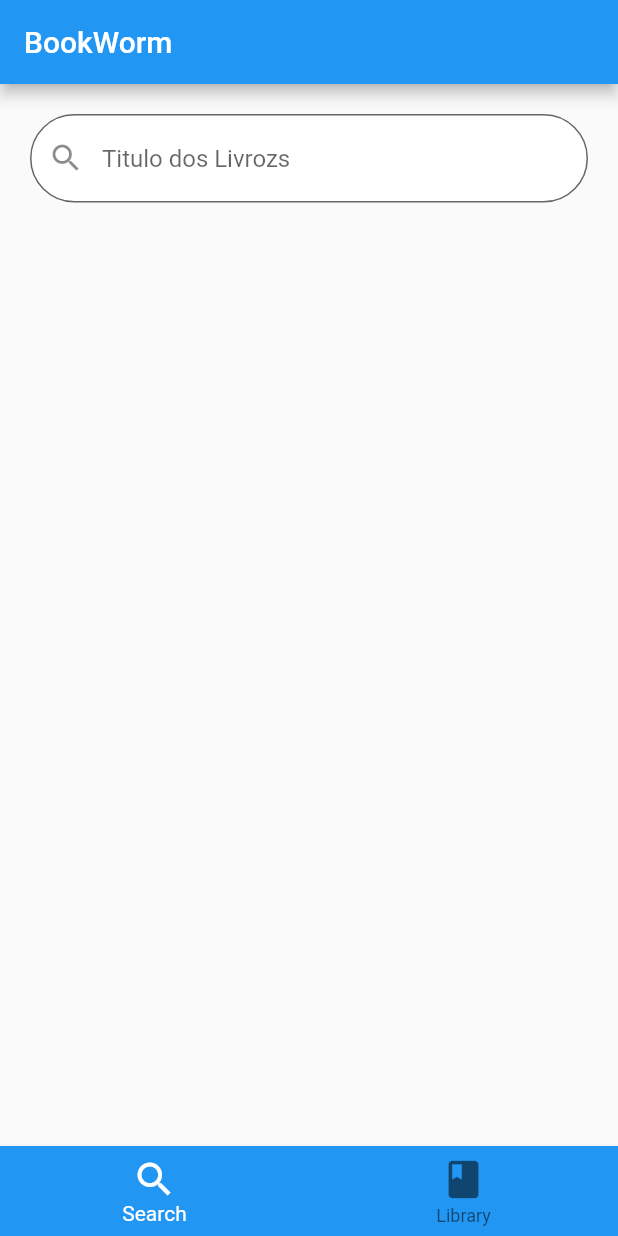
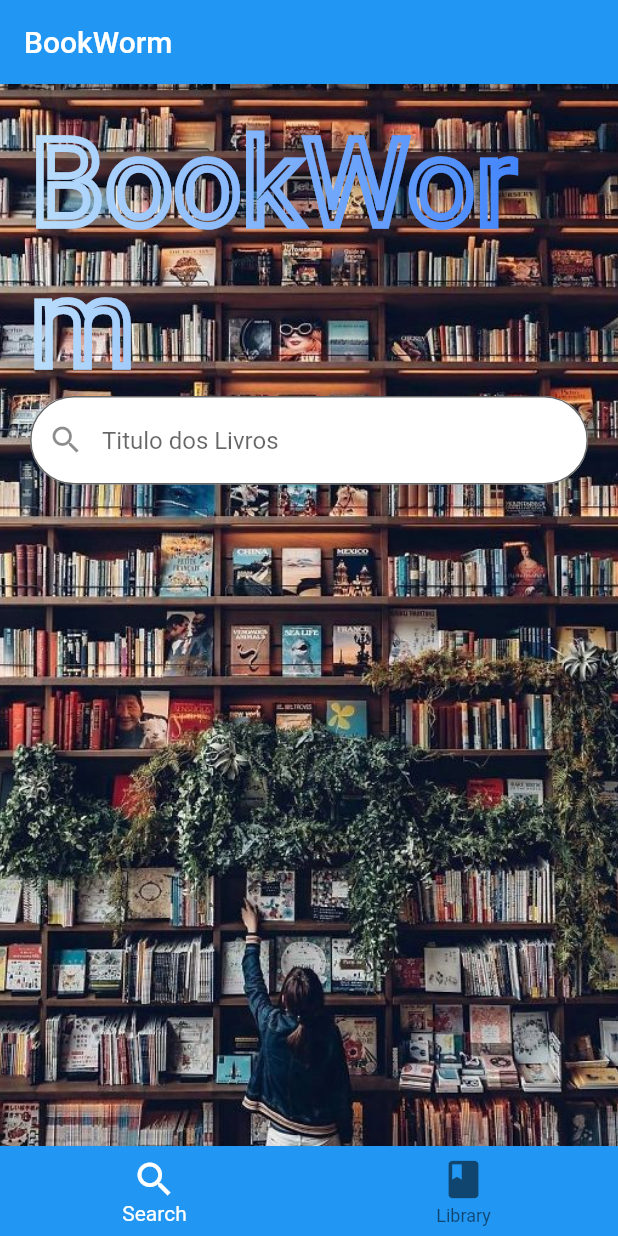
Before and after one commit to MichellDS/BookWorm, a Flutter app: the screen it shows after launch, on a phone screen of 412 x 824 dp. Run offline on Flutter 3.47's test engine with Material 2 defaults, Android fonts, the phone set to English and light mode, and no system bars; drawn by our look-alikes of simple_gradient_text; missing offline and left inert: google_books_api.

Commit message:
Criando o card de exibisão do livro

```diff
--- a/lib/pages/search_page.dart
+++ b/lib/pages/search_page.dart
@@ -1,6 +1,7 @@
-import 'package:bookworm/models/books.dart';
+import 'package:bookworm/models/bookWidget.dart';
 import 'package:flutter/material.dart';
 import 'package:google_books_api/google_books_api.dart';
+import 'package:simple_gradient_text/simple_gradient_text.dart';
 
 class SearchPage extends StatefulWidget {
   const SearchPage({super.key});
@@ -18,12 +19,12 @@ class _SearchPageState extends State<SearchPage> {
     // ignore: avoid_print
     print(_controller.text);
 
-    books = await GoogleBooksApi().searchBooks(
+    books = (await const GoogleBooksApi().searchBooks(
       _controller.text,
-      maxResults: 10,
+      maxResults: 1,
       printType: PrintType.books,
       orderBy: OrderBy.relevance,
-    );
+    ));
 
     setState(() {
       books = books;
@@ -36,14 +37,31 @@ class _SearchPageState extends State<SearchPage> {
   Widget build(BuildContext context) {
     return Scaffold(
       body: Container(
+        decoration: const BoxDecoration(
+          image: DecorationImage(
+            image: AssetImage('assets/bookshelf.png'),
+            fit: BoxFit.fitHeight,
+            repeat: ImageRepeat.repeat,
+          ),
+        ),
         padding: const EdgeInsets.all(20),
         alignment: Alignment.center,
         child: Column(
           children: [
-            // Container(
-            //   height: 400,
-            //   color: Colors.black,
-            // ),
+            GradientText(
+              'BookWorm',
+              style: TextStyle(
+                fontSize: 80,
+                foreground: Paint()
+                  ..style = PaintingStyle.stroke
+                  ..strokeWidth = 5
+                  ..color = Colors.blue[100]!,
+              ),
+              colors: const [
+                Colors.white,
+                Colors.blueAccent,
+              ],
+            ),
             Container(
               alignment: Alignment.center,
               width: 600,
@@ -53,7 +71,7 @@ class _SearchPageState extends State<SearchPage> {
                   filled: true,
                   fillColor: Colors.white,
                   prefixIcon: const Icon(Icons.search),
-                  hintText: 'Titulo dos Livrozs',
+                  hintText: 'Titulo dos Livros',
                   border: OutlineInputBorder(
                       borderRadius: BorderRadius.circular(50),
                       borderSide: const BorderSide(color: Colors.black)),
@@ -63,10 +81,16 @@ class _SearchPageState extends State<SearchPage> {
             ),
             Expanded(
               child: ListView.builder(
-                  itemCount: books.length,
-                  itemBuilder: (context, index) {
-                    return Column();
-                  }),
+                itemCount: books.length,
+                itemBuilder: (context, index) {
+                  return const BookWidget(
+                    title: '23',
+                    subtitle: 'subtible',
+                    cape:
+                        'http://books.google.com/books/content?id=Q6Q7DwAAQBAJ&printsec=frontcover&img=1&zoom=1&edge=curl&source=gbs_api',
+                  );
+                },
+              ),
             ),
           ],
         ),
--- a/pubspec.yaml
+++ b/pubspec.yaml
@@ -12,6 +12,7 @@ dependencies:
 
   cupertino_icons: ^1.0.2
   google_books_api: ^1.0.1
+  simple_gradient_text: ^1.2.4
 
 dev_dependencies:
   flutter_test:
```
Also changed, not shown: lib/models/books.dart (deleted, +0 -22 lines), lib/models/bookwidget.dart (added, +99 -0 lines), pubspec.lock, 1 other file.
